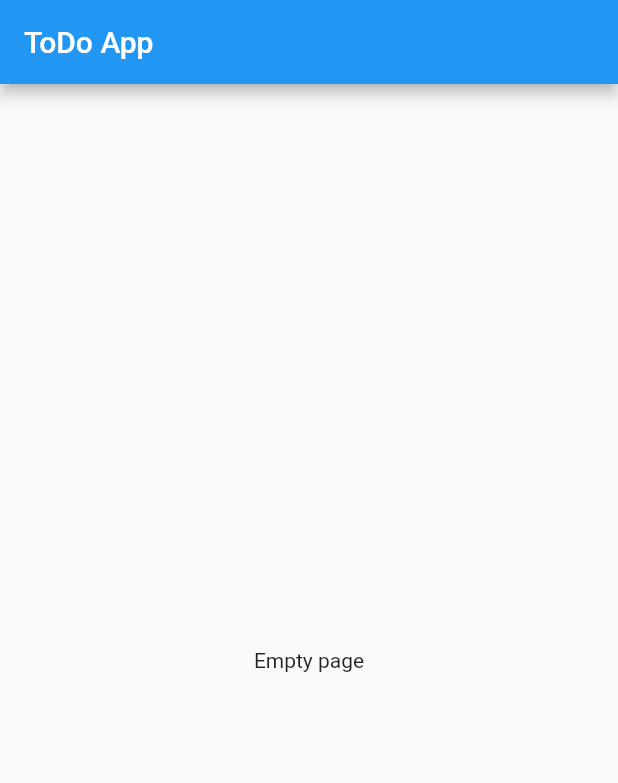
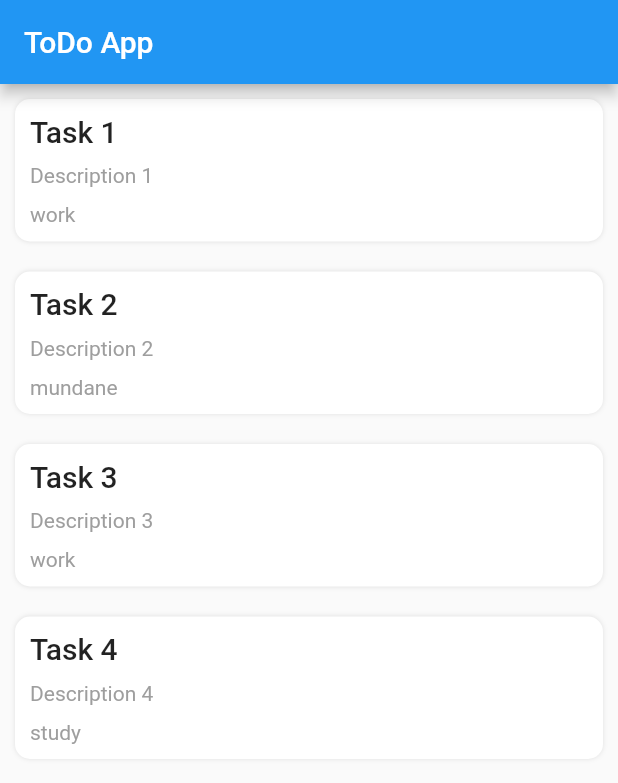
Before and after one commit to TalebRafiepour/todo_with_bloc_pattern, a Flutter app: the screen it shows after launch, on a phone screen of 412 x 824 dp. Shown: the top 783 px of the screen. Run offline on Flutter 3.47's test engine with Material 2 defaults, Android fonts, the phone set to English and light mode, and no system bars; our stand-ins replace equatable, gap.

Commit message:
➕ Added Design for Task Items in Home Screen
added a model for tasks
added equatable package
added gap package
added some dummy tasks
extracted appbar from scaffold

```diff
--- /dev/null
+++ b/lib/todo/data/model/enums/task_tag.dart
@@ -0,0 +1 @@
+enum TaskTag { mundane, work, study }
--- /dev/null
+++ b/lib/todo/data/model/todo_task.dart
@@ -0,0 +1,43 @@
+import 'package:equatable/equatable.dart';
+
+import 'enums/task_tag.dart';
+
+class ToDoTask extends Equatable {
+  final String title;
+  final String? description;
+  final TaskTag? tag;
+
+  const ToDoTask({
+    required this.title,
+    required this.description,
+    required this.tag,
+  });
+
+  static List<ToDoTask> getMockTasks() {
+    return [
+      const ToDoTask(
+        title: 'Task 1',
+        description: 'Description 1',
+        tag: TaskTag.work,
+      ),
+      const ToDoTask(
+        title: 'Task 2',
+        description: 'Description 2',
+        tag: TaskTag.mundane,
+      ),
+      const ToDoTask(
+        title: 'Task 3',
+        description: 'Description 3',
+        tag: TaskTag.work,
+      ),
+      const ToDoTask(
+        title: 'Task 4',
+        description: 'Description 4',
+        tag: TaskTag.study,
+      ),
+    ];
+  }
+
+  @override
+  List<Object?> get props => [title, description, tag];
+}
--- a/lib/todo/view/todo_home_screen.dart
+++ b/lib/todo/view/todo_home_screen.dart
@@ -1,4 +1,8 @@
 import 'package:flutter/material.dart';
+
+import '../data/model/todo_task.dart';
+import 'widgets/task_listview_widget.dart';
+import 'widgets/todo_appbar_widget.dart';
 
 class ToDoHomeScreen extends StatefulWidget {
   const ToDoHomeScreen({Key? key}) : super(key: key);
@@ -8,15 +12,17 @@ class ToDoHomeScreen extends StatefulWidget {
 }
 
 class _ToDoHomeScreenState extends State<ToDoHomeScreen> {
+  List<ToDoTask> tasks = ToDoTask.getMockTasks();
   @override
   Widget build(BuildContext context) {
     return Scaffold(
-      appBar: AppBar(
-        title: const Text('ToDo App'),
-      ),
-      body: const Center(
-        child: Text('Empty page'),
-      ),
+      appBar: const ToDoAppBarWidget(),
+      body: SingleChildScrollView(
+          child: Column(
+        children: [
+          TaskListViewWidget(tasks: tasks),
+        ],
+      )),
     );
   }
 }
--- /dev/null
+++ b/lib/todo/view/widgets/task_item_widget.dart
@@ -0,0 +1,48 @@
+import 'package:flutter/material.dart';
+import 'package:gap/gap.dart';
+
+import '../../data/model/todo_task.dart';
+
+class TaskItemWidget extends StatelessWidget {
+  const TaskItemWidget({
+    Key? key,
+    required this.task,
+  }) : super(key: key);
+
+  final ToDoTask task;
+
+  @override
+  Widget build(BuildContext context) {
+    return Container(
+      decoration: BoxDecoration(
+          color: Theme.of(context).colorScheme.surface,
+          boxShadow: [BoxShadow(color: Colors.grey.shade300, blurRadius: 2.0)],
+          borderRadius: BorderRadius.circular(10.0)),
+      padding: const EdgeInsets.all(10.0),
+      margin: const EdgeInsets.all(10.0),
+      child: InkWell(
+        onTap: () {},
+        child: Column(
+          mainAxisAlignment: MainAxisAlignment.start,
+          crossAxisAlignment: CrossAxisAlignment.start,
+          children: [
+            Text(
+              task.title,
+              style: Theme.of(context).textTheme.headline6,
+            ),
+            const Gap(10.0),
+            Text(
+              task.description ?? '',
+              style: const TextStyle(color: Colors.grey),
+            ),
+            const Gap(10.0),
+            Text(
+              task.tag?.name ?? '',
+              style: const TextStyle(color: Colors.grey),
+            )
+          ],
+        ),
+      ),
+    );
+  }
+}
--- /dev/null
+++ b/lib/todo/view/widgets/task_listview_widget.dart
@@ -0,0 +1,25 @@
+import 'package:flutter/material.dart';
+
+import '../../data/model/todo_task.dart';
+import 'task_item_widget.dart';
+
+class TaskListViewWidget extends StatelessWidget {
+  const TaskListViewWidget({
+    Key? key,
+    required this.tasks,
+  }) : super(key: key);
+
+  final List<ToDoTask> tasks;
+
+  @override
+  Widget build(BuildContext context) {
+    return ListView.builder(
+      shrinkWrap: true,
+      physics: const NeverScrollableScrollPhysics(),
+      itemCount: tasks.length,
+      itemBuilder: (context, index) {
+        return TaskItemWidget(task: tasks[index]);
+      },
+    );
+  }
+}
--- /dev/null
+++ b/lib/todo/view/widgets/todo_appbar_widget.dart
@@ -0,0 +1,17 @@
+import 'package:flutter/material.dart';
+
+class ToDoAppBarWidget extends StatelessWidget with PreferredSizeWidget {
+  const ToDoAppBarWidget({
+    Key? key,
+  }) : super(key: key);
+
+  @override
+  Widget build(BuildContext context) {
+    return AppBar(
+      title: const Text('ToDo App'),
+    );
+  }
+
+  @override
+  Size get preferredSize => const Size.fromHeight(kToolbarHeight);
+}
--- a/pubspec.yaml
+++ b/pubspec.yaml
@@ -34,6 +34,8 @@ dependencies:
   # The following adds the Cupertino Icons font to your application.
   # Use with the CupertinoIcons class for iOS style icons.
   cupertino_icons: ^1.0.2
+  gap: ^2.0.0
+  equatable: ^2.0.3
 
 dev_dependencies:
   flutter_test:
```
Also changed, not shown: pubspec.lock.
